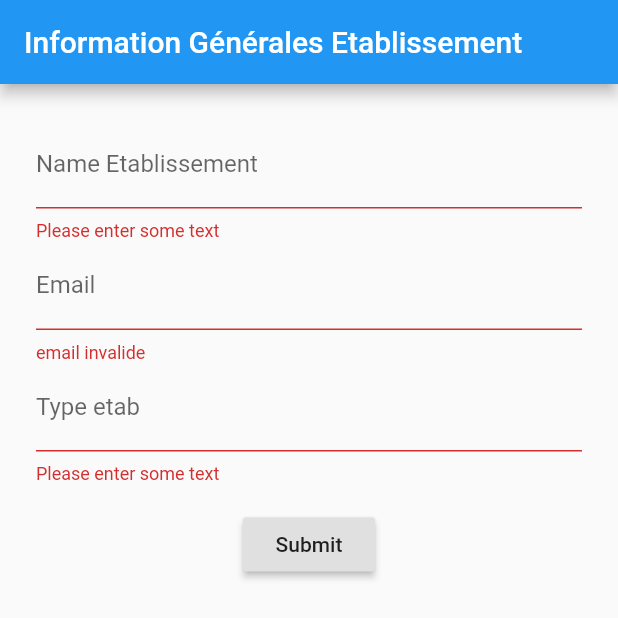
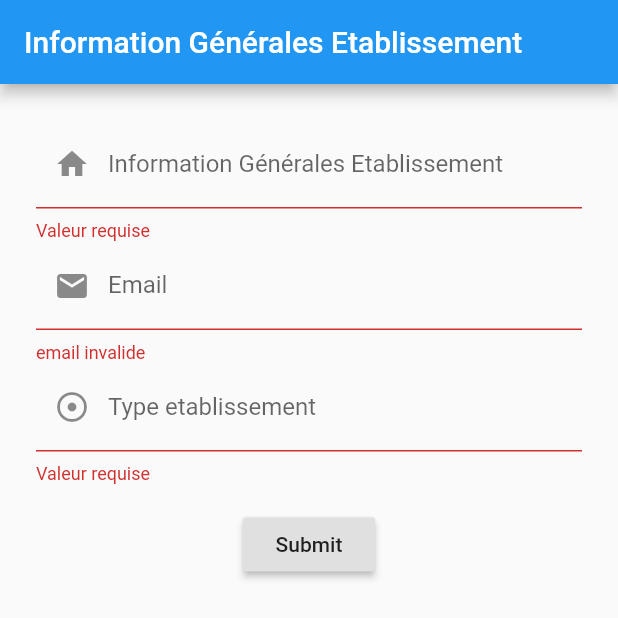
Before and after one commit to fabiitch/fem_back_app, a Flutter app: the screen it shows after launch, after a tap on "Submit", on a phone screen of 412 x 824 dp. Shown: the top 618 px of the screen. Run offline on Flutter 3.47's test engine with Material 2 defaults, Android fonts, the phone set to English and light mode, and no system bars; our stand-ins replace email_validator.

Commit message:
continue lib input

```diff
--- a/lib/data/EtabInfo.dart
+++ b/lib/data/EtabInfo.dart
@@ -3,13 +3,12 @@ part'EtabInfo.g.dart';
 @JsonSerializable()
 class EtabInfo{
 
-  final String id;
-  final String iddd;
+  final int id;
   final String name;
   final String email;
   final String type;
 
-  EtabInfo(this.id,this.iddd, this.name, this.email, this.type);
+  EtabInfo(this.id,this.name, this.email, this.type);
 
   factory EtabInfo.fromJson(Map<String, dynamic> json) => _$EtabInfoFromJson(json);
 
--- a/lib/init/EtabForm.dart
+++ b/lib/init/EtabForm.dart
@@ -2,6 +2,9 @@ import 'dart:convert';
 
 import 'package:email_validator/email_validator.dart';
 import 'package:fem_back_app/data/EtabInfo.dart';
+import 'package:fem_back_app/utils/input/EmailInput.dart';
+import 'file:///C:/Users/fabie/Documents/info/FEM/fem_back_app/lib/utils/input/InputText.dart';
+import 'package:fem_back_app/utils/validators/TextValidator.dart';
 import 'package:flutter/material.dart';
 import 'package:http/http.dart' as http;
 
@@ -13,8 +16,7 @@ class EtabForm extends StatefulWidget {
 }
 
 Future<EtabInfo> fetchAlbum() async {
-  final response =
-      await http.get('http://10.0.2.2:8080/fem/api/etab/v1/test');
+  final response = await http.get('http://10.0.2.2:8080/fem/api/etab/v1/test');
 
   if (response.statusCode == 200) {
     print('ok');
@@ -29,6 +31,7 @@ Future<EtabInfo> fetchAlbum() async {
     throw Exception('Failed to load album');
   }
 }
+
 // Define a corresponding State class.
 // This class holds data related to the form.
 class EtabFormState extends State<EtabForm> {
@@ -39,7 +42,7 @@ class EtabFormState extends State<EtabForm> {
   // not a GlobalKey<MyCustomFormState>.
   final _formKey = GlobalKey<FormState>();
   String _name, _email, _type;
-  Future<EtabInfo> futreEtab;
+  Future<EtabInfo> futureEtab;
 
   @override
   Widget build(BuildContext context) {
@@ -54,71 +57,33 @@ class EtabFormState extends State<EtabForm> {
                   mainAxisAlignment: MainAxisAlignment.start,
                   crossAxisAlignment: CrossAxisAlignment.center,
                   children: <Widget>[
-                    TextFormField(
-                      decoration: const InputDecoration(
-                          labelText: "Name Etablissement"),
-                      validator: (value) {
-                        if (value.isEmpty) {
-                          return 'Please enter some text';
-                        }
-                        if (value.length > 50) {
-                          return 'name too long';
-                        }
-                        return null;
-                      },
-                      onSaved: (String value) {
-                        _name = value;
-                      },
-                      autovalidate: true,
-                    ),
-                    TextFormField(
-                      decoration: const InputDecoration(labelText: "Email"),
-                      keyboardType: TextInputType.emailAddress,
-                      autovalidate: true,
-                      validator: (value) => EmailValidator.validate(value)
-                          ? null
-                          : "email invalide",
-                      onSaved: (String value) {
-                        _email = value;
-                      },
-                    ),
-                    TextFormField(
-                      decoration: const InputDecoration(labelText: "Type etab"),
-                      validator: (value) {
-                        if (value.isEmpty) {
-                          return 'Please enter some text';
-                        }
-                        if (value.length > 50) {
-                          return 'name too long';
-                        }
-                        return null;
-                      },
-                      onSaved: (String value) {
-                        _type = value;
-                      },
-                      autovalidate: true,
-                    ),
+                    SimpleInputText("Information Générales Etablissement", 1, 20,
+                        (String value) {
+                      _name = value;
+                    }, Icons.home),
+                    EmailInput((String value) {
+                      _name = value;
+                    }),
+                    SimpleInputText("Type etablissement", 1, 20,
+                            (String value) {
+                          _type = value;
+                        }, Icons.adjust),
                     Padding(
                       padding: const EdgeInsets.symmetric(vertical: 16.0),
                       child: RaisedButton(
                         onPressed: () {
-                          // Validate returns true if the form is valid, or false
-                          // otherwise.
                           if (_formKey.currentState.validate()) {
-                            // If the form is valid, display a Snackbar.
-//                            Scaffold.of(context).showSnackBar(
-//                                SnackBar(content: Text('Processing Data')));
                             _formKey.currentState.save();
                             print(_formKey);
                             print(_name);
 
                             EtabInfo etabNew =
-                                EtabInfo('1','2', _name, _email, _type);
+                                EtabInfo(0, _name, _email, _type);
                             print('============');
                             print(etabNew);
 
-                            futreEtab = fetchAlbum();
-                            futreEtab.then((value) {
+                            futureEtab = fetchAlbum();
+                            futureEtab.then((value) {
                               print('then ');
                               print(value);
                             });
--- a/lib/main.dart
+++ b/lib/main.dart
@@ -1,4 +1,6 @@
 import 'package:fem_back_app/init/EtabForm.dart';
+import 'package:fem_back_app/item/ItemDetails.dart';
+import 'package:fem_back_app/menu/MenuDetails.dart';
 import 'package:flutter/material.dart';
 
 void main() => runApp(FastEatManagerAPP());
--- /dev/null
+++ b/lib/utils/input/EmailInput.dart
@@ -0,0 +1,26 @@
+import 'package:email_validator/email_validator.dart';
+import 'package:flutter/material.dart';
+
+class EmailInput extends StatefulWidget {
+  final FormFieldSetter<String> onSaved;
+
+  EmailInput(this.onSaved);
+
+  @override
+  EmailInputState createState() => EmailInputState();
+}
+
+class EmailInputState extends State<EmailInput> {
+  @override
+  Widget build(BuildContext context) {
+    return TextFormField(
+      decoration: const InputDecoration(
+          labelText: "Email", prefixIcon: Icon(Icons.email)),
+      keyboardType: TextInputType.emailAddress,
+      autovalidate: true,
+      validator: (value) =>
+          EmailValidator.validate(value) ? null : "email invalide",
+      onSaved: widget.onSaved,
+    );
+  }
+}
--- /dev/null
+++ b/lib/utils/input/InputText.dart
@@ -0,0 +1,32 @@
+import 'package:fem_back_app/utils/validators/TextValidator.dart';
+import 'package:flutter/material.dart';
+
+class SimpleInputText extends StatefulWidget {
+  final String nameField;
+  final int maxLenght;
+  final int minLenght;
+  final IconData icon;
+  final FormFieldSetter<String> onSaved;
+
+  SimpleInputText(this.nameField, this.minLenght, this.maxLenght, this.onSaved,
+      [this.icon]);
+
+  @override
+  SimpleInputTextState createState() => SimpleInputTextState();
+}
+
+class SimpleInputTextState extends State<SimpleInputText> {
+  @override
+  Widget build(BuildContext context) {
+    return TextFormField(
+      decoration: InputDecoration(
+          labelText: widget.nameField,
+          prefixIcon: widget.icon != null ? Icon(widget.icon) : null),
+      validator:
+          TextValidator.emptyMinMaxLenght(widget.minLenght, widget.maxLenght),
+      textInputAction: TextInputAction.done,
+      onSaved: widget.onSaved,
+      autovalidate: true,
+    );
+  }
+}
--- a/lib/utils/validators/SimpleTextValidator.dart
+++ /dev/null
@@ -1,11 +0,0 @@
-import 'package:flutter/material.dart';
-//TODO a voir
-String test(value) {
-  if (value.isEmpty) {
-    return 'Please enter some text';
-  }
-  if (value.length > 5) {
-    return 'name too long';
-  }
-  return null;
-}
--- /dev/null
+++ b/lib/utils/validators/TextValidator.dart
@@ -0,0 +1,38 @@
+class TextValidator {
+
+  /// validator de not empty
+  static Function(String) notEmpty() {
+    return (String input) {
+      if (input.isEmpty) {
+        return 'Valeur requise';
+      }
+      return null;
+    };
+  }
+
+  /// validator de min/max
+  static Function(String) minMaxLenght(int minLenght, int maxLenght) {
+    return (String input) {
+      if (minLenght != null && input.length < minLenght) {
+        return 'Valeur trop courte (min: $minLenght)';
+      } else if (input.length > maxLenght) {
+        return 'Valeur trop longue (max: $maxLenght)';
+      }
+      return null;
+    };
+  }
+
+  /// validator de empty/min/max (opt)
+  static Function(String) emptyMinMaxLenght(int minLenght, int maxLenght) {
+    return (String input) {
+      if (input.isEmpty) {
+        return 'Valeur requise';
+      } else if (minLenght != null && input.length < minLenght) {
+        return 'Valeur trop courte (min: $minLenght)';
+      } else if (input.length > maxLenght) {
+        return 'Valeur trop longue (max: $maxLenght)';
+      }
+      return null;
+    };
+  }
+}
```
Also changed, not shown: lib/item/ItemDetails.dart (+49 -0 lines), lib/menu/MenuDetails.dart (+21 -0 lines), lib/data/EtabInfo.g.dart, 1 other file.
